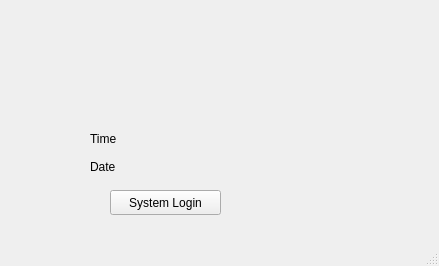
The window that mainwindow.ui (NimraRehman/TimeTracker) describes before a commit, drawn with Qt 5.
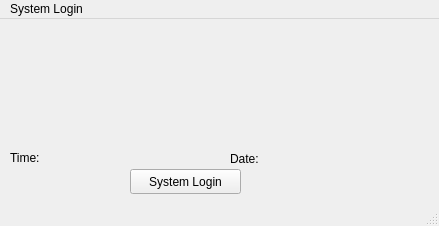
The same window after the commit.

```diff
--- a/mainwindow.ui
+++ b/mainwindow.ui
@@ -7,7 +7,7 @@
     <x>0</x>
     <y>0</y>
     <width>439</width>
-    <height>266</height>
+    <height>226</height>
    </rect>
   </property>
   <property name="windowTitle">
@@ -17,8 +17,8 @@
    <widget class="QPushButton" name="pushButton">
     <property name="geometry">
      <rect>
-      <x>110</x>
-      <y>190</y>
+      <x>130</x>
+      <y>150</y>
       <width>111</width>
       <height>25</height>
      </rect>
@@ -30,7 +30,7 @@
    <widget class="QLabel" name="label_date_time_2">
     <property name="geometry">
      <rect>
-      <x>140</x>
+      <x>70</x>
       <y>130</y>
       <width>101</width>
       <height>21</height>
@@ -43,34 +43,34 @@
    <widget class="QLabel" name="label">
     <property name="geometry">
      <rect>
-      <x>90</x>
+      <x>10</x>
       <y>130</y>
-      <width>67</width>
+      <width>61</width>
       <height>17</height>
      </rect>
     </property>
     <property name="text">
-     <string>Time</string>
+     <string>Time:</string>
     </property>
    </widget>
    <widget class="QLabel" name="label_2">
     <property name="geometry">
      <rect>
-      <x>90</x>
-      <y>157</y>
+      <x>230</x>
+      <y>130</y>
       <width>67</width>
       <height>20</height>
      </rect>
     </property>
     <property name="text">
-     <string>Date</string>
+     <string>Date:</string>
     </property>
    </widget>
    <widget class="QLabel" name="label_date_time_3">
     <property name="geometry">
      <rect>
-      <x>130</x>
-      <y>160</y>
+      <x>290</x>
+      <y>130</y>
       <width>101</width>
       <height>21</height>
      </rect>
@@ -82,7 +82,7 @@
    <widget class="QLabel" name="label_image">
     <property name="geometry">
      <rect>
-      <x>20</x>
+      <x>10</x>
       <y>10</y>
       <width>421</width>
       <height>101</height>
@@ -102,6 +102,12 @@
      <height>22</height>
     </rect>
    </property>
+   <widget class="QMenu" name="menuSystem_Login">
+    <property name="title">
+     <string>System Login</string>
+    </property>
+   </widget>
+   <addaction name="menuSystem_Login"/>
   </widget>
   <widget class="QStatusBar" name="statusbar"/>
  </widget>
```
